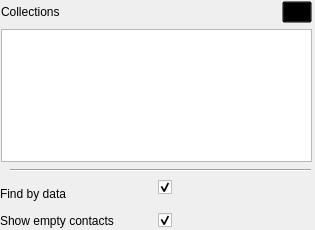
Old version of the form contacts/src/config.ui in the repository KDE/akonadi-google-applets.
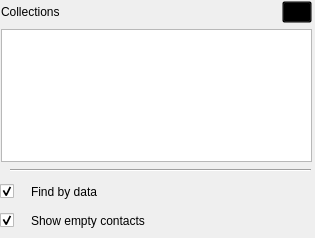
New version of the form.

Commit message: Some design changes in configuration dialog

What changed in the file:
```diff
--- a/contacts/src/config.ui
+++ b/contacts/src/config.ui
@@ -7,13 +7,13 @@
     <x>0</x>
     <y>0</y>
     <width>315</width>
-    <height>230</height>
+    <height>238</height>
    </rect>
   </property>
   <property name="minimumSize">
    <size>
-    <width>300</width>
-    <height>230</height>
+    <width>315</width>
+    <height>238</height>
    </size>
   </property>
   <property name="windowTitle">
@@ -35,52 +35,6 @@
   <widget class="QWidget" name="layoutWidget">
    <property name="geometry">
     <rect>
-     <x>0</x>
-     <y>180</y>
-     <width>211</width>
-     <height>48</height>
-    </rect>
-   </property>
-   <layout class="QGridLayout" name="gridLayout">
-    <item row="0" column="0">
-     <widget class="QLabel" name="label_5">
-      <property name="text">
-       <string>Find by data</string>
-      </property>
-     </widget>
-    </item>
-    <item row="0" column="1" alignment="Qt::AlignHCenter|Qt::AlignTop">
-     <widget class="QCheckBox" name="findData">
-      <property name="text">
-       <string/>
-      </property>
-      <property name="checked">
-       <bool>true</bool>
-      </property>
-     </widget>
-    </item>
-    <item row="1" column="0">
-     <widget class="QLabel" name="label_6">
-      <property name="text">
-       <string>Show empty contacts</string>
-      </property>
-     </widget>
-    </item>
-    <item row="1" column="1" alignment="Qt::AlignHCenter">
-     <widget class="QCheckBox" name="showEmptyContacts">
-      <property name="text">
-       <string/>
-      </property>
-      <property name="checked">
-       <bool>true</bool>
-      </property>
-     </widget>
-    </item>
-   </layout>
-  </widget>
-  <widget class="QWidget" name="">
-   <property name="geometry">
-    <rect>
      <x>1</x>
      <y>1</y>
      <width>311</width>
@@ -122,7 +76,80 @@
      </layout>
     </item>
     <item>
-     <widget class="QListWidget" name="collectionsList"/>
+     <widget class="QListWidget" name="collectionsList">
+      <property name="spacing">
+       <number>2</number>
+      </property>
+     </widget>
+    </item>
+   </layout>
+  </widget>
+  <widget class="QWidget" name="">
+   <property name="geometry">
+    <rect>
+     <x>0</x>
+     <y>180</y>
+     <width>311</width>
+     <height>52</height>
+    </rect>
+   </property>
+   <layout class="QVBoxLayout" name="verticalLayout_2">
+    <item>
+     <layout class="QHBoxLayout" name="horizontalLayout_2">
+      <item>
+       <widget class="QCheckBox" name="findData">
+        <property name="maximumSize">
+         <size>
+          <width>25</width>
+          <height>25</height>
+         </size>
+        </property>
+        <property name="text">
+         <string/>
+        </property>
+        <property name="checked">
+         <bool>true</bool>
+        </property>
+       </widget>
+      </item>
+      <item alignment="Qt::AlignLeft">
+       <widget class="QLabel" name="label_5">
+        <property name="text">
+         <string>Find by data</string>
+        </property>
+        <property name="alignment">
+         <set>Qt::AlignRight|Qt::AlignTrailing|Qt::AlignVCenter</set>
+        </property>
+       </widget>
+      </item>
+     </layout>
+    </item>
+    <item>
+     <layout class="QHBoxLayout" name="horizontalLayout_3">
+      <item>
+       <widget class="QCheckBox" name="showEmptyContacts">
+        <property name="maximumSize">
+         <size>
+          <width>25</width>
+          <height>25</height>
+         </size>
+        </property>
+        <property name="text">
+         <string/>
+        </property>
+        <property name="checked">
+         <bool>true</bool>
+        </property>
+       </widget>
+      </item>
+      <item>
+       <widget class="QLabel" name="label_6">
+        <property name="text">
+         <string>Show empty contacts</string>
+        </property>
+       </widget>
+      </item>
+     </layout>
     </item>
    </layout>
   </widget>
```
The commit also changes 4 other files.
